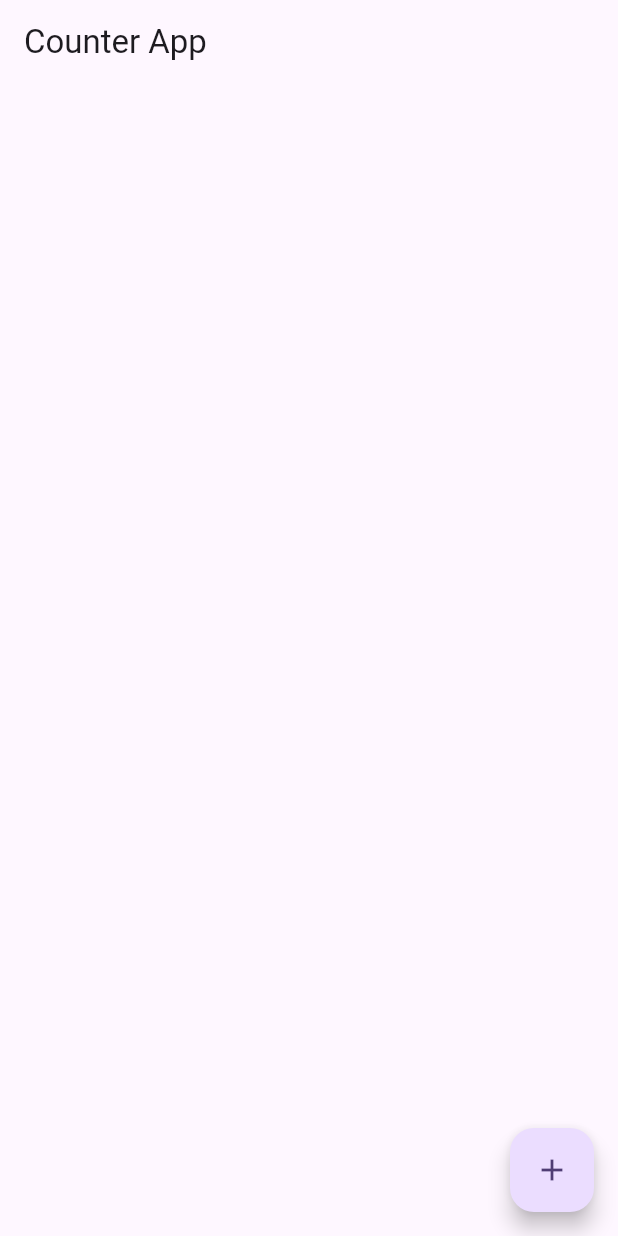
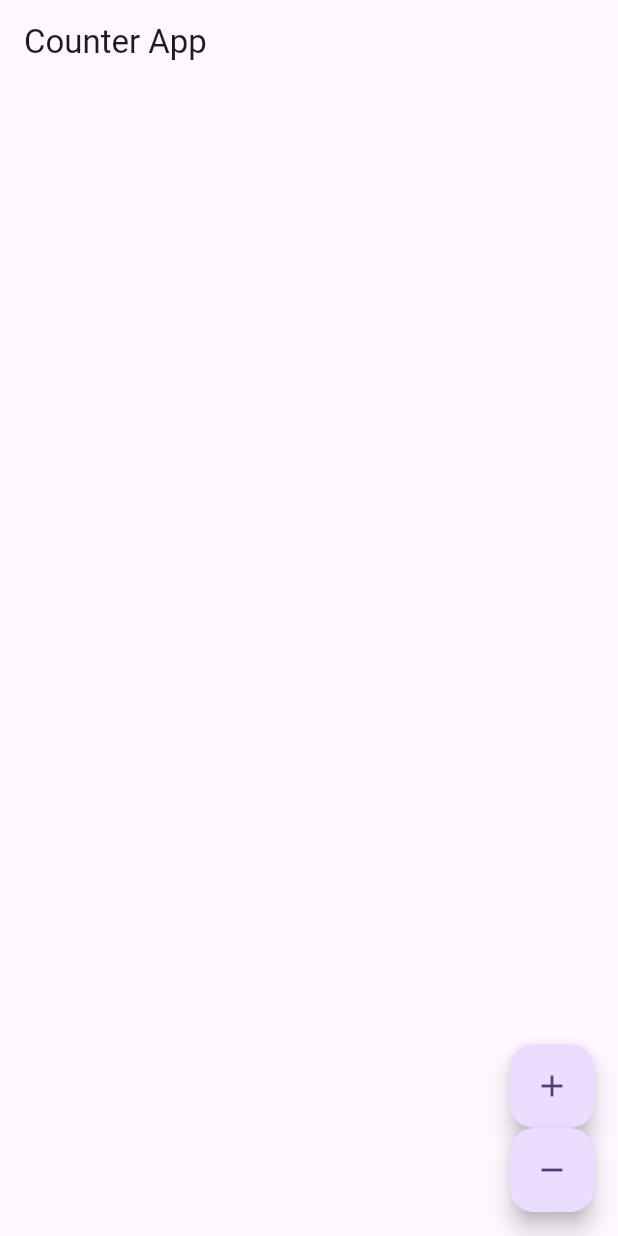
Before and after one commit to DilshanDe/Counter-App, a Flutter app: the screen it shows after launch, on a phone screen of 412 x 824 dp. Run offline on Flutter 3.47's test engine with Material 3 defaults, Android fonts, the phone set to English and light mode, and no system bars.

Commit message:
Update counter_screen.dart

```diff
--- a/lib/counter_screen.dart
+++ b/lib/counter_screen.dart
@@ -17,6 +17,10 @@ class _CounterScreenState extends State<CounterScreen> {
           FloatingActionButton(
             onPressed: () {},
             child: Icon(Icons.add),
+          ),
+          FloatingActionButton(
+            onPressed: () {},
+            child: Icon(Icons.remove),
           )
         ],
       ),
```
